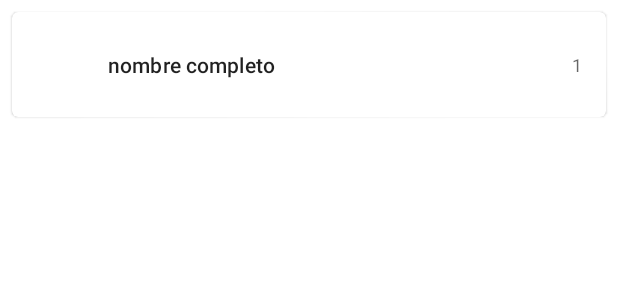
After one commit to brinoxxx/SP, an Android app: the layout item_user_alt.xml on its own in the app's theme, with its tools: preview values and no code run, on a phone screen of 412 x 824 dp. The commit adds this screen. Shown: the top 300 px of the screen. Run offline under Robolectric (Android 15) with nearby library versions, the phone set to English and light mode, and no system bars.

Commit message:
cambio por material card view

```diff
--- a/app/src/main/java/mx/aycon/userssp/UserAdapter.kt
+++ b/app/src/main/java/mx/aycon/userssp/UserAdapter.kt
@@ -7,6 +7,7 @@ import android.view.ViewGroup
 import androidx.recyclerview.widget.RecyclerView
 import com.bumptech.glide.Glide
 import com.bumptech.glide.load.engine.DiskCacheStrategy
+import mx.aycon.userssp.databinding.ItemUserAltBinding
 import mx.aycon.userssp.databinding.ItemUserBinding
 
 class UserAdapter(private val users:List<User>, private val listener: OnClickListener) :
@@ -17,7 +18,7 @@ class UserAdapter(private val users:List<User>, private val listener: OnClickLis
     override fun onCreateViewHolder(parent: ViewGroup, viewType: Int): ViewHolder {
         context = parent.context
 
-        val view = LayoutInflater.from(context).inflate(R.layout.item_user, parent, false)
+        val view = LayoutInflater.from(context).inflate(R.layout.item_user_alt, parent, false)
         return ViewHolder(view)
     }
 
@@ -40,7 +41,7 @@ class UserAdapter(private val users:List<User>, private val listener: OnClickLis
     override fun getItemCount(): Int = users.size
 
     inner class ViewHolder(view: View) :  RecyclerView.ViewHolder(view){
-        val binding = ItemUserBinding.bind(view)
+        val binding = ItemUserAltBinding.bind(view)
 
         fun setListener(user: User, position: Int){
             binding.root.setOnClickListener { listener.onClick(user, position) }
--- /dev/null
+++ b/app/src/main/res/layout/item_user_alt.xml
@@ -0,0 +1,58 @@
+<?xml version="1.0" encoding="utf-8"?>
+<com.google.android.material.card.MaterialCardView
+    xmlns:android="http://schemas.android.com/apk/res/android"
+    xmlns:app="http://schemas.android.com/apk/res-auto"
+    xmlns:tools="http://schemas.android.com/tools"
+    android:layout_width="match_parent"
+    android:layout_height="wrap_content"
+    android:layout_marginStart="@dimen/common_padding_min"
+    android:layout_marginEnd="@dimen/common_padding_min"
+    android:layout_marginTop="@dimen/common_padding_min">
+
+
+    <androidx.constraintlayout.widget.ConstraintLayout
+        android:layout_width="match_parent"
+        android:layout_height="@dimen/card_height">
+
+        <ImageView
+            android:id="@+id/imgPhoto"
+            android:layout_width="@dimen/card_img_size"
+            android:layout_height="@dimen/card_img_size"
+            android:contentDescription="@string/description_user_photo"
+            android:layout_margin="@dimen/common_padding_min"
+            app:layout_constraintStart_toStartOf="parent"
+            app:layout_constraintTop_toTopOf="parent"
+            app:layout_constraintBottom_toBottomOf="parent"
+            />
+
+        <TextView
+            android:id="@+id/tvOrder"
+            android:layout_width="wrap_content"
+            android:layout_height="wrap_content"
+            android:textAppearance="?attr/textAppearanceCaption"
+            tools:text="1"
+            android:layout_marginEnd="@dimen/common_padding_default"
+            app:layout_constraintEnd_toEndOf="parent"
+            app:layout_constraintTop_toTopOf="parent"
+            app:layout_constraintBottom_toBottomOf="parent"/>
+
+        <TextView
+            android:id="@+id/tvName"
+            android:layout_width="0dp"
+            android:layout_height="wrap_content"
+            android:textAppearance="?attr/textAppearanceSubtitle2"
+            tools:text="nombre completo"
+            android:layout_marginHorizontal="@dimen/common_padding_default"
+            app:layout_constraintStart_toEndOf="@id/imgPhoto"
+            app:layout_constraintEnd_toStartOf="@id/tvOrder"
+            app:layout_constraintTop_toTopOf="parent"
+            app:layout_constraintBottom_toBottomOf="parent"
+            />
+
+
+
+    </androidx.constraintlayout.widget.ConstraintLayout>
+
+
+
+</com.google.android.material.card.MaterialCardView>
```
